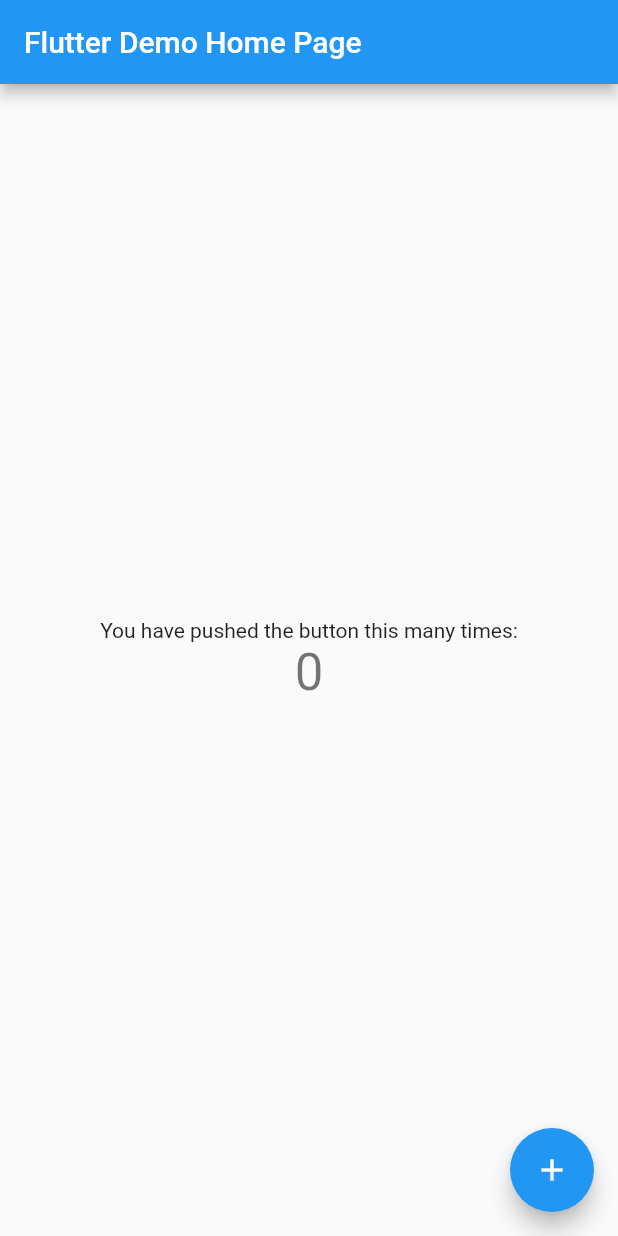
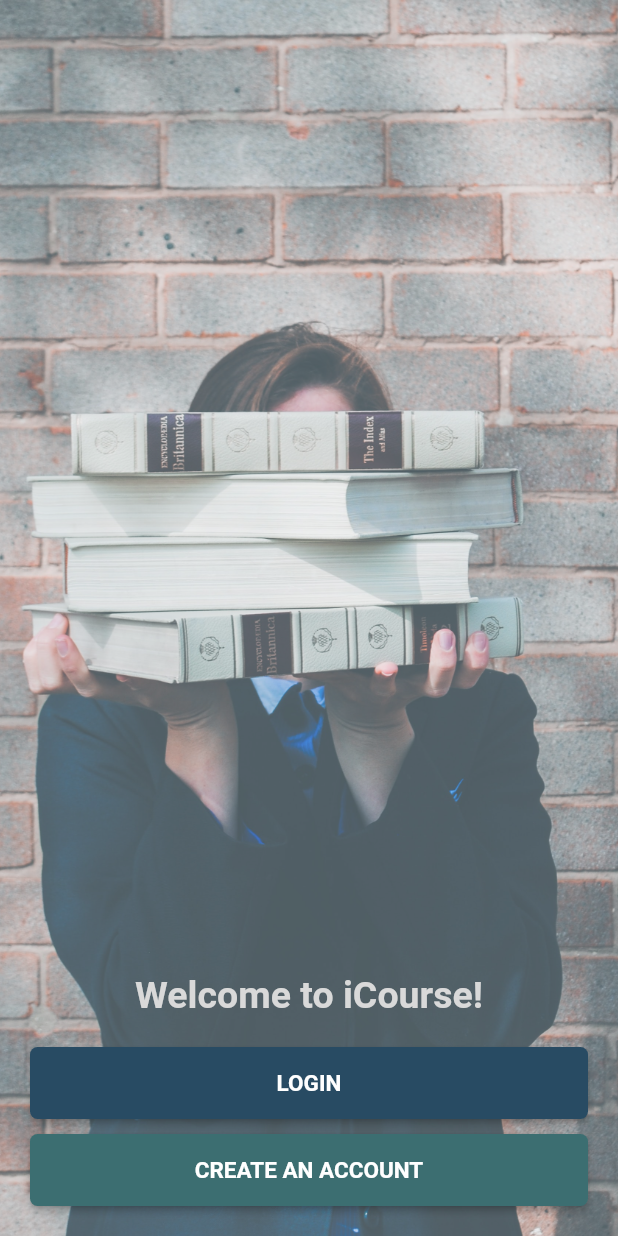
Before and after one commit to tvhoang181199/advanced_mobile_1712043, a Flutter app: the screen it shows after launch, on a phone screen of 412 x 824 dp. Run offline on Flutter 3.47's test engine with Material 2 defaults, Android fonts, the phone set to English and light mode, and no system bars.

Commit message:
Create HomePage UI

```diff
--- /dev/null
+++ b/lib/Screens/HomePage.dart
@@ -0,0 +1,95 @@
+import 'dart:ui';
+
+import 'package:flutter/material.dart';
+
+class HomePage extends StatefulWidget {
+  static String tag = 'home-page';
+  @override
+  _HomePage createState() => new _HomePage();
+}
+
+class _HomePage extends State<HomePage> {
+  @override
+  Widget build(BuildContext context) {
+
+    final WelcomeLabel = Padding(
+        padding: EdgeInsets.all(10),
+        child: Text(
+          "Welcome to iCourse!",
+          textAlign: TextAlign.center,
+          style: TextStyle(
+            fontSize: 25.0,
+            color: Color.fromRGBO(217, 217, 217, 1),
+            fontWeight: FontWeight.bold,
+            inherit: false,
+          ),
+        )
+    );
+
+    final LoginButton = Padding(
+        padding: EdgeInsets.only(left: 20.0, top: 10.0, right: 20.0, bottom: 0.0),
+        child: RaisedButton(
+          padding: EdgeInsets.all(15),
+          color: Color.fromRGBO(40, 75, 99, 1),
+          child: Text(
+            "LOGIN",
+            style: TextStyle(
+              color: Colors.white,
+              fontSize: 15.0,
+              fontWeight: FontWeight.w600,
+            ),
+          ),
+          shape: RoundedRectangleBorder(
+            borderRadius: BorderRadius.circular(5),
+          ),
+          onPressed: () {
+          },
+        )
+    );
+
+    final SignUpButton = Padding(
+        padding: EdgeInsets.symmetric(vertical: 10.0, horizontal: 20.0),
+        child: RaisedButton(
+          color: Color.fromRGBO(60, 110, 113, 1),
+          padding: EdgeInsets.all(15),
+          shape: RoundedRectangleBorder(
+            borderRadius: BorderRadius.circular(5),
+          ),
+          child: Text(
+            "CREATE AN ACCOUNT",
+            style: TextStyle(
+              color: Colors.white,
+              fontSize: 15.0,
+              fontWeight: FontWeight.w600,
+            ),
+          ),
+          onPressed: (){
+          },
+        )
+    );
+
+    return Center(
+      child: Container(
+          width: double.infinity,
+          height: double.infinity,
+          padding: EdgeInsets.only(bottom: 10.0),
+          decoration: BoxDecoration(
+            image: DecorationImage(
+              image: new AssetImage('assets/HomePage/HomePageBG.jpg'),
+              fit: BoxFit.cover,
+              colorFilter: ColorFilter.mode(Color.fromRGBO(255, 255, 255, 0.75), BlendMode.modulate),
+            ),
+          ),
+          child: Column(
+              crossAxisAlignment: CrossAxisAlignment.stretch,
+              mainAxisAlignment: MainAxisAlignment.end,
+              children: <Widget>[
+                WelcomeLabel,
+                LoginButton,
+                SignUpButton,
+              ]
+          )
+      ),
+    );
+  }
+}
--- a/lib/main.dart
+++ b/lib/main.dart
@@ -1,3 +1,4 @@
+import 'package:advanced_mobile_1712043/Screens/HomePage.dart';
 import 'package:flutter/material.dart';
 
 void main() {
@@ -26,7 +27,7 @@ class MyApp extends StatelessWidget {
         // closer together (more dense) than on mobile platforms.
         visualDensity: VisualDensity.adaptivePlatformDensity,
       ),
-      home: MyHomePage(title: 'Flutter Demo Home Page'),
+      home: HomePage(),
     );
   }
 }
```
Also changed, not shown: pubspec.yaml (+3 -4 lines), assets/HomePage/HomePageBG.jpg (added), 1 other file.
